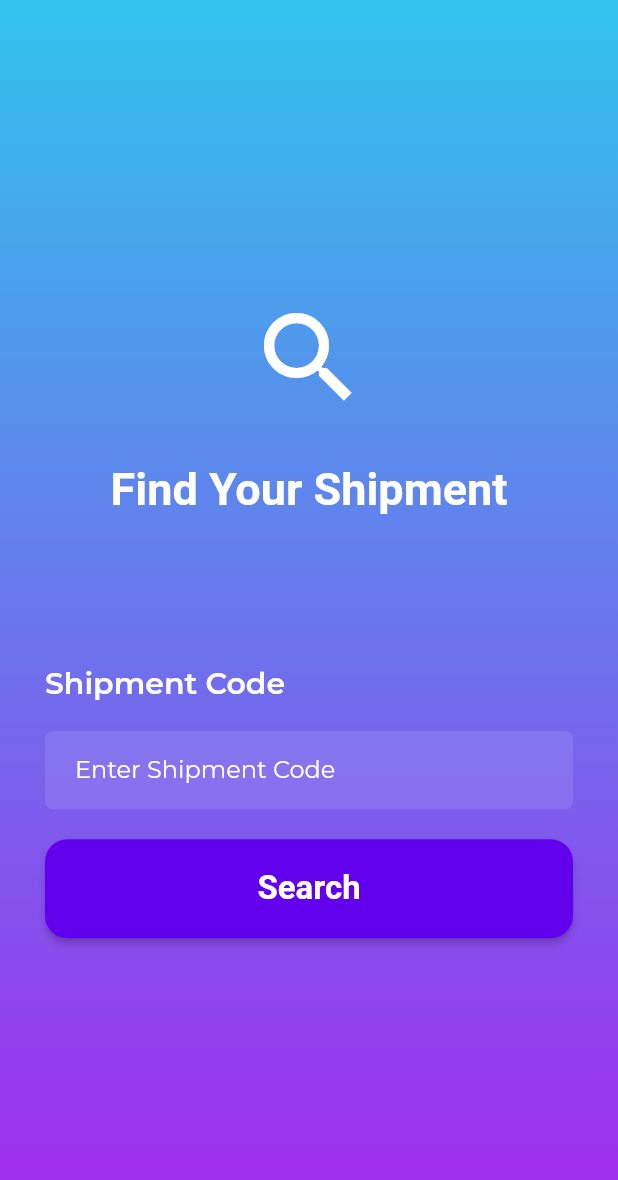
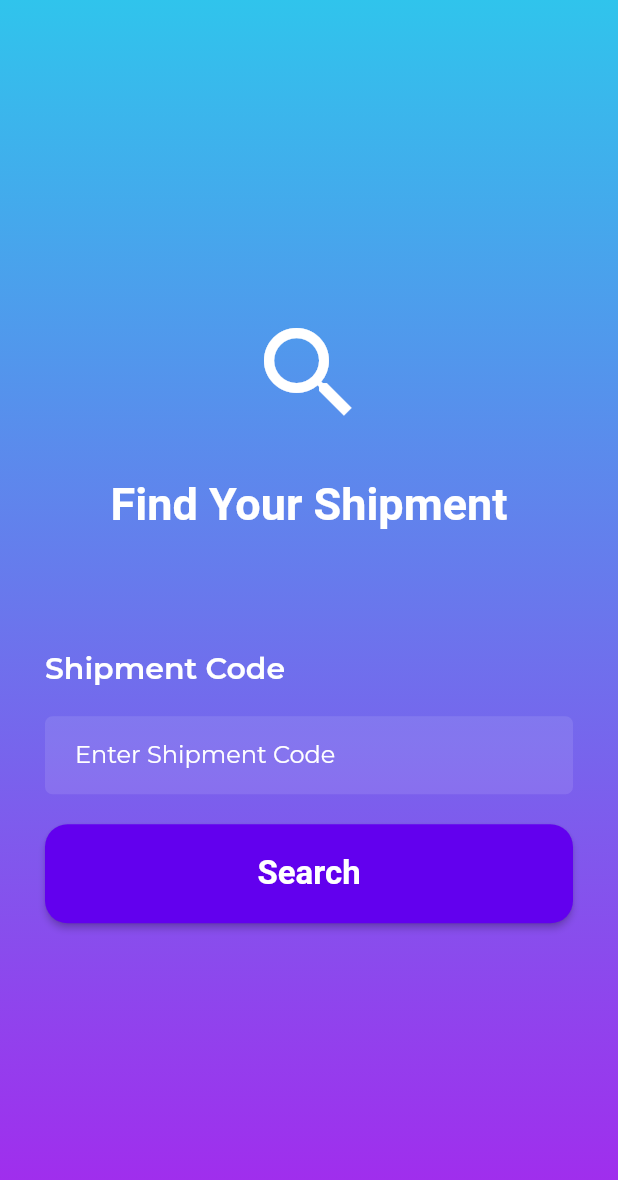
Before and after one commit to SoftRouteV2/SoftRoute-Mobile, a Flutter app: the screen it shows after launch, after a tap on "Get Started", on a phone screen of 412 x 824 dp. Shown: the top 1180 px of the screen. Run offline on Flutter 3.47's test engine with Material 2 defaults, Android fonts, the phone set to English and light mode, and no system bars; our stand-ins replace flutter_svg, google_fonts, sleek_circular_slider; network calls fail.

```diff
--- a/softroute/lib/screens/login.dart
+++ b/softroute/lib/screens/login.dart
@@ -85,7 +85,7 @@ class _LoginState extends State<Login> {
                   ),
                 ),
 
-                const SizedBox(height: 100),
+                const SizedBox(height: 80),
                 Text(
                   "Shipment Code",
                   style: GoogleFonts.montserrat(
```
